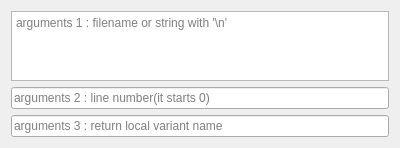
This is src/plugins/TakeLine/takelinewidget.ui in karakirimu/AutoBatchTools as Qt 5 draws it before an edit. The edited form follows.
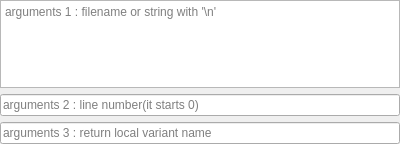
This is the edited form.

Commit message: [Fix] widget display position

What changed in the file:
```diff
--- a/src/plugins/TakeLine/takelinewidget.ui
+++ b/src/plugins/TakeLine/takelinewidget.ui
@@ -14,6 +14,18 @@
    <string>Form</string>
   </property>
   <layout class="QVBoxLayout" name="verticalLayout">
+   <property name="leftMargin">
+    <number>0</number>
+   </property>
+   <property name="topMargin">
+    <number>0</number>
+   </property>
+   <property name="rightMargin">
+    <number>0</number>
+   </property>
+   <property name="bottomMargin">
+    <number>0</number>
+   </property>
    <item>
     <widget class="QPlainTextEdit" name="plainTextEdit">
      <property name="placeholderText">
@@ -35,6 +47,19 @@
      </property>
     </widget>
    </item>
+   <item>
+    <spacer name="verticalSpacer">
+     <property name="orientation">
+      <enum>Qt::Vertical</enum>
+     </property>
+     <property name="sizeHint" stdset="0">
+      <size>
+       <width>20</width>
+       <height>40</height>
+      </size>
+     </property>
+    </spacer>
+   </item>
   </layout>
  </widget>
  <resources/>
```
The commit also changes 2 other files.
